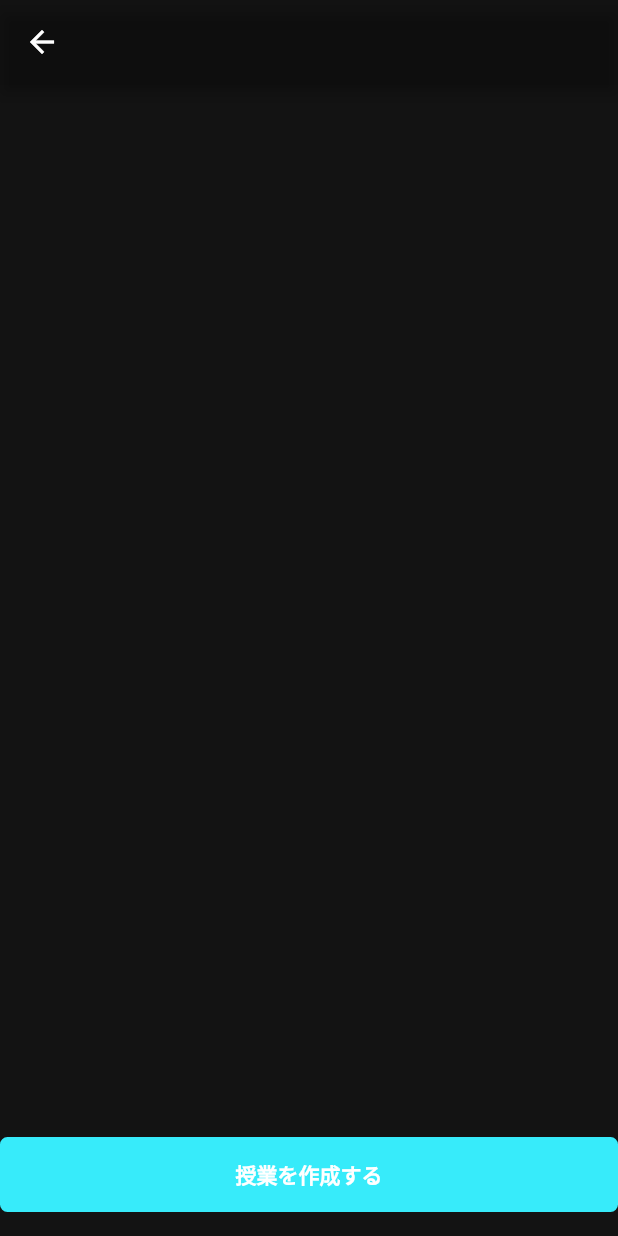
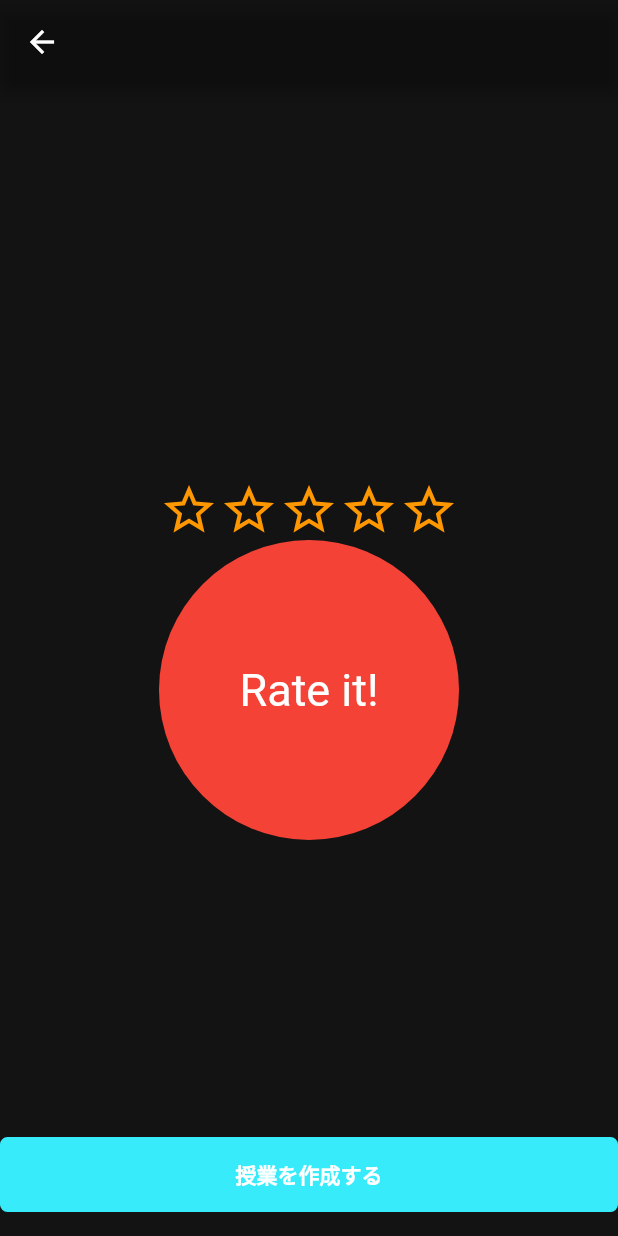
Before and after one commit to SeyaKen/JugyouRogu, a Flutter app: the AddClass screen opened directly, on a phone screen of 412 x 824 dp. Run offline on Flutter 3.47's test engine with Material 2 defaults, Android fonts, the phone set to English and light mode, and no system bars; drawn by our look-alikes of flutter_rating_bar; our stand-ins replace cloud_firestore, firebase_auth, firebase_core, firebase_storage, font_awesome_flutter, google_mobile_ads and 3 more; accounts and stored records are empty.

Commit message:
first commit commit commit

```diff
--- a/lib/ AddClass/add_class.dart
+++ b/lib/ AddClass/add_class.dart
@@ -1,4 +1,5 @@
 import 'package:flutter/material.dart';
+import 'package:flutter_rating_bar/flutter_rating_bar.dart';
 import 'package:jugyourogu/main_page.dart';
 
 class AddClass extends StatefulWidget {
@@ -9,6 +10,8 @@ class AddClass extends StatefulWidget {
 }
 
 class _AddClassState extends State<AddClass> {
+  double? _ratingValue;
+
   @override
   Widget build(BuildContext context) {
     return Scaffold(
@@ -20,7 +23,48 @@ class _AddClassState extends State<AddClass> {
         ),
         backgroundColor: Colors.transparent,
       ),
-      body: Container(),
+      body: Center(
+        child: Column(
+          mainAxisAlignment: MainAxisAlignment.center,
+          crossAxisAlignment: CrossAxisAlignment.center,
+          children: [
+            SizedBox(
+              width: 200,
+              child: RatingBar(
+                  initialRating: 0,
+                  direction: Axis.horizontal,
+                  allowHalfRating: true,
+                  itemCount: 5,
+                  ratingWidget: RatingWidget(
+                      full: const Icon(Icons.star, color: Colors.orange),
+                      half: const Icon(
+                        Icons.star_half,
+                        color: Colors.orange,
+                      ),
+                      empty: const Icon(
+                        Icons.star_outline,
+                        color: Colors.orange,
+                      )),
+                  onRatingUpdate: (value) {
+                    setState(() {
+                      _ratingValue = value;
+                    });
+                  }),
+            ),
+                Container(
+                    width: 200,
+                    height: 200,
+                    decoration: const BoxDecoration(
+                        color: Colors.red, shape: BoxShape.circle),
+                    alignment: Alignment.center,
+                    child: Text(
+                      _ratingValue != null ? _ratingValue.toString() : 'Rate it!',
+                      style: const TextStyle(color: Colors.white, fontSize: 30),
+                    ),
+                  )
+          ],
+        ),
+      ),
       floatingActionButton: ClipRRect(
         borderRadius: BorderRadius.circular(5),
         child: Container(
--- a/pubspec.yaml
+++ b/pubspec.yaml
@@ -46,6 +46,7 @@ dependencies:
   font_awesome_flutter:
   flutter_launcher_icons:
   google_mobile_ads:
+  flutter_rating_bar: ^4.0.1
 
 dev_dependencies:
   flutter_test:
```
Also changed, not shown: pubspec.lock.
